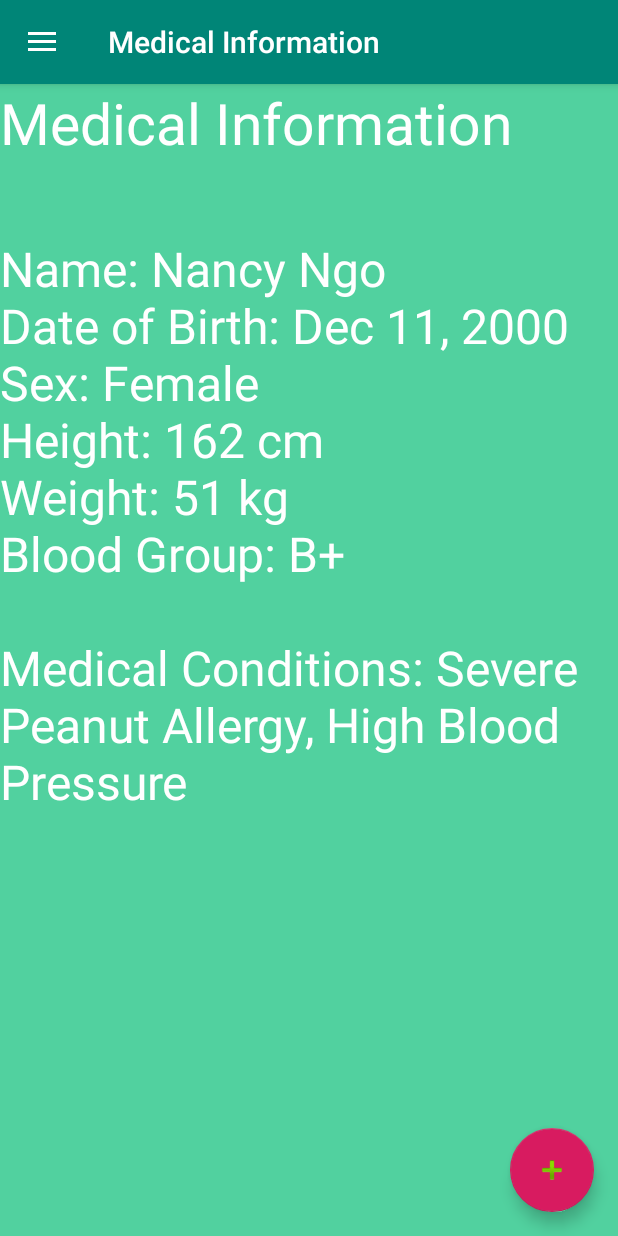
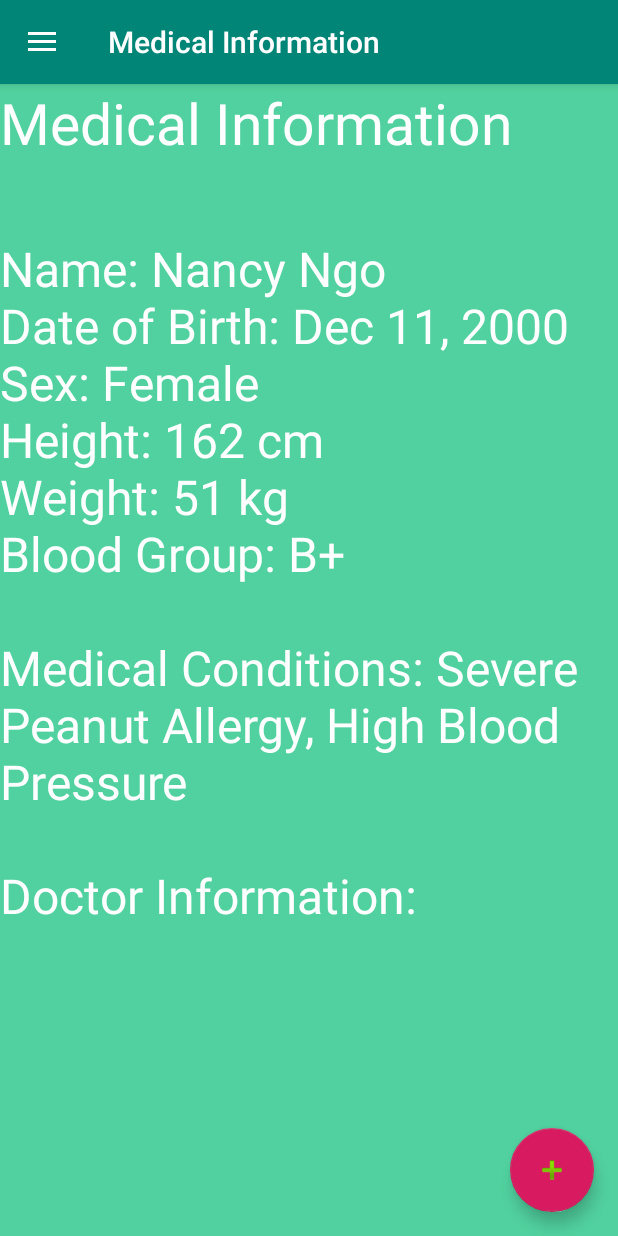
Before and after one commit to ArtificalInventors/pResponder, an Android app: the MainActivity screen opened directly, with no data from a screen before it, in the side drawer, after a tap on "Medical Information", on a phone screen of 412 x 824 dp. Run offline under Robolectric (Android 15) with nearby library versions, the phone set to English and light mode, and no system bars.

Commit message:
Bug Patch

```diff
--- a/pResponder/app/src/main/java/com/example/presponder/MainActivity.java
+++ b/pResponder/app/src/main/java/com/example/presponder/MainActivity.java
@@ -42,7 +42,7 @@ public class MainActivity extends AppCompatActivity
                 .setSmallIcon(R.drawable.ic_local_pharmacy_black_24dp)
                 .setContentTitle(title)
                 .setContentText(message)
-                .setPriority(NotificationCompat.PRIORITY_DEFAULT)
+                .setPriority(NotificationCompat.PRIORITY_HIGH)
                 .setVibrate(new long[] {1000, 1000, 1000})
                 .build();
 
--- a/pResponder/app/src/main/res/layout/fragment_med_info.xml
+++ b/pResponder/app/src/main/res/layout/fragment_med_info.xml
@@ -41,7 +41,7 @@
                 android:layout_height="match_parent"
                 android:background="#51D19F"
                 android:text="Name: Nancy Ngo\nDate of Birth: Dec 11, 2000\nSex: Female\nHeight: 162 cm\nWeight: 51 kg
-                \nBlood Group: B+\n\nMedical Conditions: Severe Peanut Allergy, High Blood Pressure"
+                \nBlood Group: B+\n\nMedical Conditions: Severe Peanut Allergy, High Blood Pressure\n\nDoctor Information:"
                 android:textSize="32dp"
                 android:textColor="#FFFFFF" />
         </LinearLayout>
```
Also changed, not shown: 1 other file.
